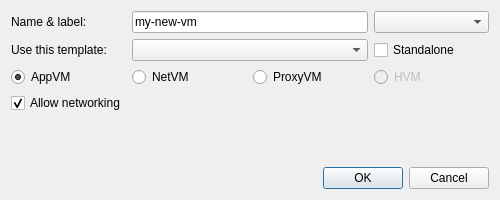
Above: newappvmdlg.ui from QubesOS/qubes-manager before the change. Below: the same form after it.
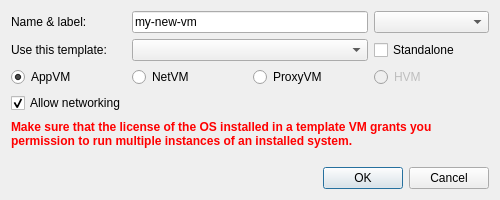
That is the form after the change. Icons and pictures are not drawn.

Commit message: Add warning about potential license issues with template HVM

The edit to the form file:
```diff
--- a/newappvmdlg.ui
+++ b/newappvmdlg.ui
@@ -105,17 +105,33 @@
     </widget>
    </item>
    <item>
-    <spacer name="verticalSpacer">
-     <property name="orientation">
-      <enum>Qt::Vertical</enum>
+    <widget class="QFrame" name="hvmtemplatewarningbox">
+     <property name="frameShape">
+      <enum>QFrame::NoFrame</enum>
      </property>
-     <property name="sizeHint" stdset="0">
-      <size>
-       <width>20</width>
-       <height>40</height>
-      </size>
+     <property name="frameShadow">
+      <enum>QFrame::Raised</enum>
      </property>
-    </spacer>
+     <widget class="QLabel" name="hvmtemplatewarning">
+      <property name="enabled">
+       <bool>true</bool>
+      </property>
+      <property name="geometry">
+       <rect>
+        <x>0</x>
+        <y>0</y>
+        <width>482</width>
+        <height>30</height>
+       </rect>
+      </property>
+      <property name="text">
+       <string>&lt;html&gt;&lt;head/&gt;&lt;body&gt;&lt;p&gt;&lt;span style=&quot; font-weight:600; color:#ff0000;&quot;&gt;Make sure that the license of the OS installed in a template VM grants you permission to run multiple instances of an installed system.&lt;/span&gt;&lt;/p&gt;&lt;/body&gt;&lt;/html&gt;</string>
+      </property>
+      <property name="wordWrap">
+       <bool>true</bool>
+      </property>
+     </widget>
+    </widget>
    </item>
    <item>
     <widget class="QDialogButtonBox" name="buttonBox">
```
Left out of the diff: 8 changed lines with no effect on the pictures. The commit also changes 1 other file.
